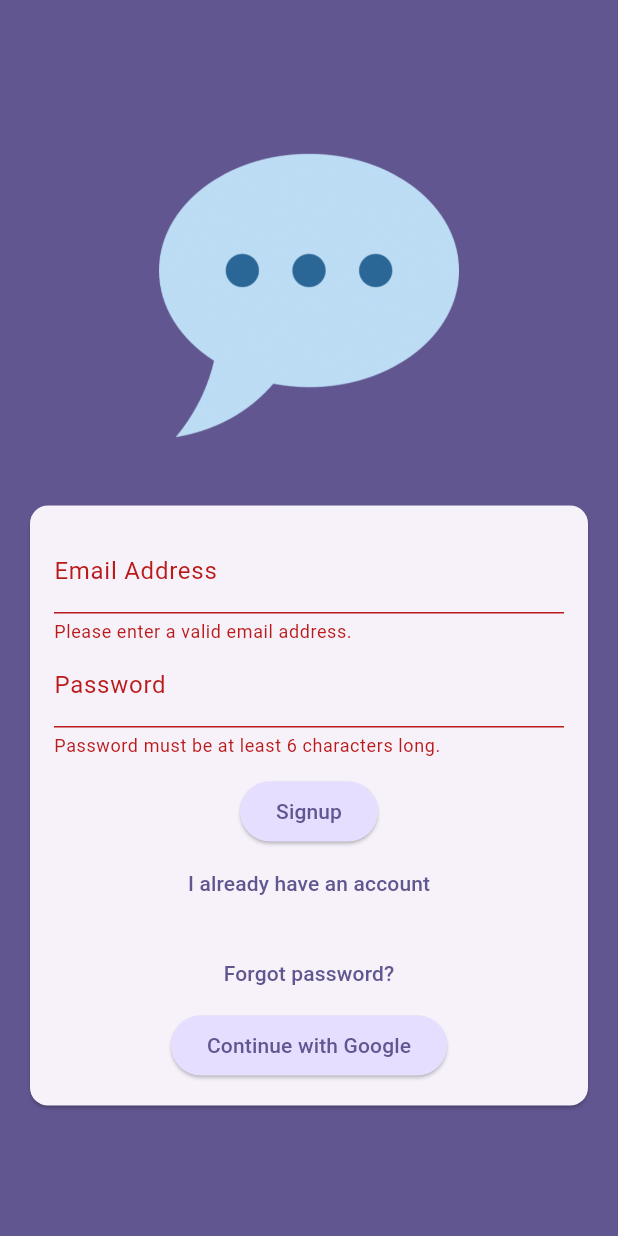
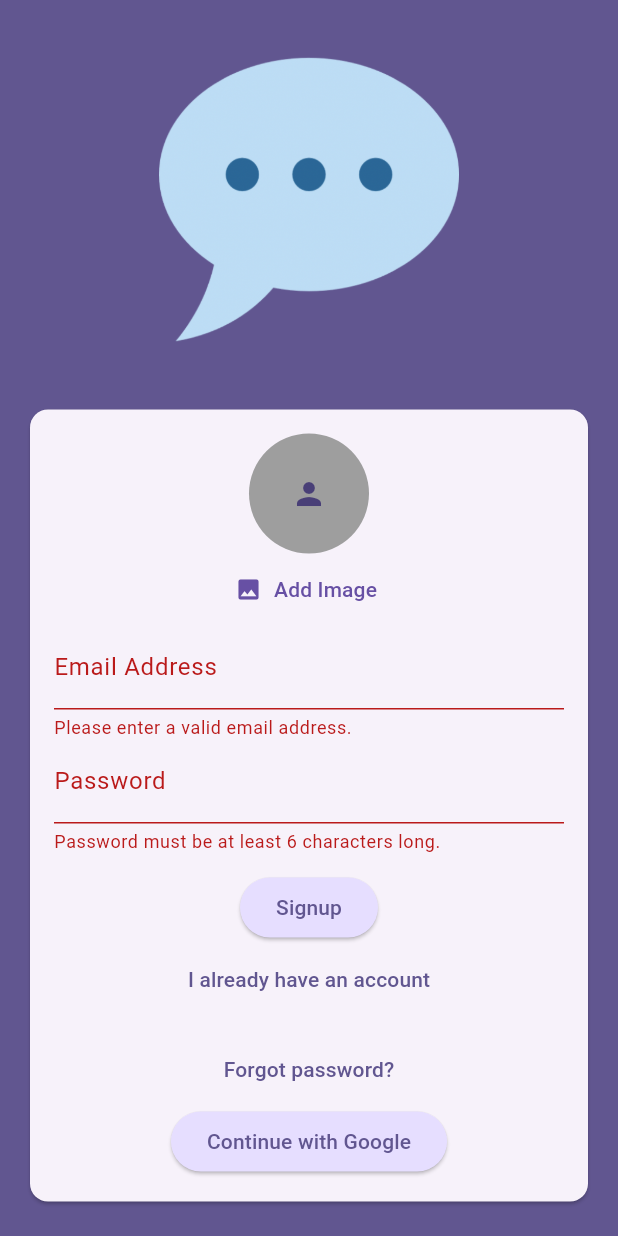
Before and after one commit to phumiphatauk/flutter_chat_app, a Flutter app: the screen it shows after launch, after a tap on "Login", after a tap on "Create an account", on a phone screen of 412 x 824 dp. Run offline on Flutter 3.47's test engine with Material 3 defaults, Android fonts, the phone set to English and light mode, and no system bars; our stand-ins replace firebase_auth, firebase_core, image_picker; accounts and stored records are empty; generated files the repository leaves out were written again.

Commit message:
Install package firebase_storage and image_picker and implement auth screen

```diff
--- a/lib/screens/auth.dart
+++ b/lib/screens/auth.dart
@@ -1,5 +1,6 @@
 import 'package:flutter/material.dart';
 import 'package:firebase_auth/firebase_auth.dart';
+import 'package:flutter_chat_app/widgets/user_image_picker.dart';
 
 final _firebaseAuth = FirebaseAuth.instance;
 
@@ -78,6 +79,7 @@ class _AuthScreenState extends State<AuthScreen> {
                       child: Column(
                         mainAxisSize: MainAxisSize.min,
                         children: [
+                          if (!_isLogin) UserImagePicker(),
                           TextFormField(
                             decoration: const InputDecoration(
                               labelText: 'Email Address',
--- /dev/null
+++ b/lib/widgets/user_image_picker.dart
@@ -0,0 +1,49 @@
+import 'dart:io';
+
+import 'package:flutter/material.dart';
+import 'package:image_picker/image_picker.dart';
+
+class UserImagePicker extends StatefulWidget {
+  const UserImagePicker({super.key});
+
+  @override
+  State<UserImagePicker> createState() => _UserImagePickerState();
+}
+
+class _UserImagePickerState extends State<UserImagePicker> {
+  File? _pickedImageFile;
+  void _pickImage() async {
+    final pickedImage = await ImagePicker().pickImage(
+      source: ImageSource.camera,
+      maxWidth: 150,
+      imageQuality: 50,
+    );
+    setState(() {
+      _pickedImageFile = File(pickedImage!.path);
+    });
+  }
+
+  @override
+  Widget build(BuildContext context) {
+    return Column(
+      children: [
+        CircleAvatar(
+          radius: 40,
+          backgroundColor: Colors.grey,
+          child: const Icon(Icons.person),
+          foregroundImage: _pickedImageFile != null
+              ? FileImage(_pickedImageFile!)
+              : null,
+        ),
+        TextButton.icon(
+          onPressed: _pickImage,
+          icon: const Icon(Icons.image),
+          label: const Text('Add Image'),
+          style: TextButton.styleFrom(
+            foregroundColor: Theme.of(context).primaryColor,
+          ),
+        ),
+      ],
+    );
+  }
+}
--- a/pubspec.yaml
+++ b/pubspec.yaml
@@ -36,6 +36,8 @@ dependencies:
   cupertino_icons: ^1.0.8
   firebase_core: ^3.13.1
   firebase_auth: ^5.5.4
+  firebase_storage: ^12.4.6
+  image_picker: ^1.1.2
 
 dev_dependencies:
   flutter_test:
```
Also changed, not shown: pubspec.lock, 13 other files.
